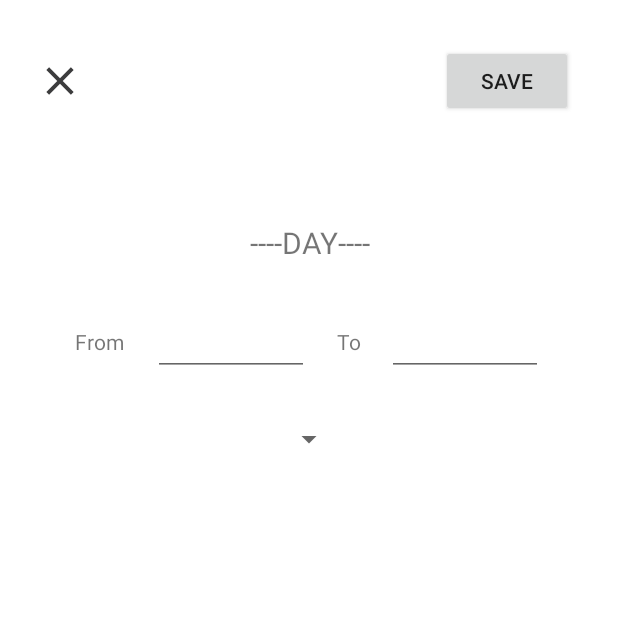
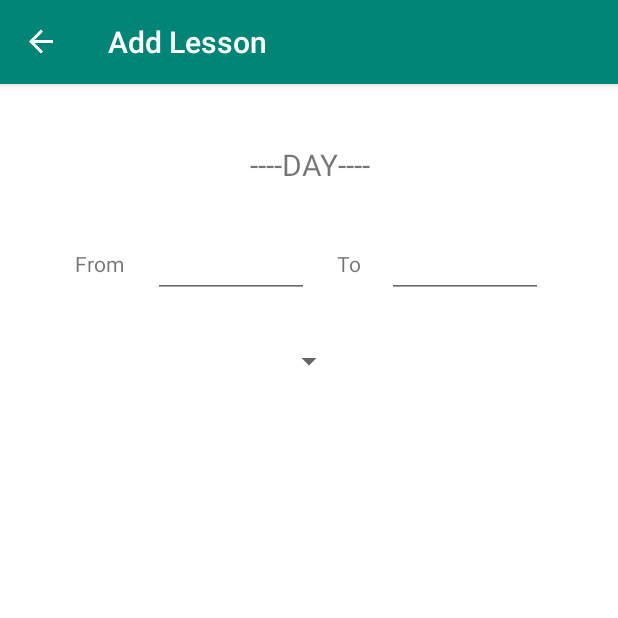
Before and after one commit to davideC00/lesson-calendar-app, an Android app: the OrarioScheduler screen opened directly, with no data from a screen before it, after a tap on an icon or button, on a phone screen of 412 x 824 dp, the top half of it. Run offline under Robolectric (Android 15) with nearby library versions, the phone set to English and light mode, and no system bars; our stand-ins replace navigation-ui.

Commit message:
CHANGE: AddLessonFragment into Navigation

```diff
--- a/src/main/java/it/uniba/di/sms/orariolezioni/ui/OrarioScheduler.java
+++ b/src/main/java/it/uniba/di/sms/orariolezioni/ui/OrarioScheduler.java
@@ -30,20 +30,7 @@ public class OrarioScheduler extends AppCompatActivity {
         setContentView(R.layout.activity_orario_scheduler);
         Toolbar toolbar = findViewById(R.id.toolbar);
         setSupportActionBar(toolbar);
-        FloatingActionButton fab = findViewById(R.id.fab);
-        fab.setOnClickListener(new View.OnClickListener() {
-           @Override
-           public void onClick(View v) {
-               // TODO Make the fragment unclickable
-               FragmentManager fragmentManager = getSupportFragmentManager();
-               fragmentManager
-                       .beginTransaction()
-                       .add(R.id.fragment_add_event_container, new AddLessonFragment())
-                       .addToBackStack(null)
-                       .commit();
 
-           }
-        });
         DrawerLayout drawer = findViewById(R.id.drawer_layout);
         drawer.setDrawerLockMode(DrawerLayout.LOCK_MODE_LOCKED_CLOSED);
         NavigationView navigationView = findViewById(R.id.nav_view);
@@ -67,12 +54,4 @@ public class OrarioScheduler extends AppCompatActivity {
                 || super.onSupportNavigateUp();
     }
 
-    @Override
-    public void onBackPressed() {
-        if(getSupportFragmentManager().getBackStackEntryCount() == 0){
-            this.finish();
-        }else {
-            getSupportFragmentManager().popBackStack();
-        }
-    }
 }
--- a/src/main/java/it/uniba/di/sms/orariolezioni/ui/addEvent/AddLessonFragment.java
+++ b/src/main/java/it/uniba/di/sms/orariolezioni/ui/addEvent/AddLessonFragment.java
@@ -1,10 +1,13 @@
 package it.uniba.di.sms.orariolezioni.ui.addEvent;
 
 
+import android.content.Context;
 import android.os.Bundle;
 import android.support.v4.app.Fragment;
+import android.support.v4.app.FragmentManager;
 import android.support.v4.widget.DrawerLayout;
 import android.util.Log;
+import android.view.KeyEvent;
 import android.view.LayoutInflater;
 import android.view.MotionEvent;
 import android.view.View;
@@ -28,9 +31,10 @@ public class AddLessonFragment extends Fragment {
         root.setFocusable(true);
         root.setClickable(true);
 
+
+
         return root;
 
     }
 
-
 }
--- a/src/main/java/it/uniba/di/sms/orariolezioni/ui/home/HomeFragment.java
+++ b/src/main/java/it/uniba/di/sms/orariolezioni/ui/home/HomeFragment.java
@@ -1,7 +1,11 @@
 package it.uniba.di.sms.orariolezioni.ui.home;
 
+import android.content.Context;
 import android.os.Bundle;
+import android.support.design.widget.FloatingActionButton;
+import android.support.v4.app.FragmentManager;
 import android.support.v4.view.ViewPager;
+import android.view.KeyEvent;
 import android.view.LayoutInflater;
 import android.view.View;
 import android.view.ViewGroup;
@@ -18,7 +22,9 @@ import java.util.Calendar;
 import java.util.Date;
 import java.util.Locale;
 
+import androidx.navigation.Navigation;
 import it.uniba.di.sms.orariolezioni.R;
+import it.uniba.di.sms.orariolezioni.ui.addEvent.AddLessonFragment;
 
 public class HomeFragment extends Fragment {
 
@@ -49,6 +55,7 @@ public class HomeFragment extends Fragment {
             }
         });
 
+
         // Put the correct date for the central page (First page viewed)
         final SimpleDateFormat formatter = new SimpleDateFormat("dd-MM-yyyy", Locale.ITALY);
         final TextView tvDate = root.findViewById(R.id.tvCurrentDate);
@@ -59,6 +66,7 @@ public class HomeFragment extends Fragment {
 
         Calendar c = Calendar.getInstance();
         c.setTime(mCurrentDate);
+        // TODO find why after opening the add lesson the fragment go indexoutofbound
 
         // Add the date for the central's left page of central
         c.add(Calendar.DATE, -1);
@@ -125,7 +133,18 @@ public class HomeFragment extends Fragment {
 
             }
         });
+
+
+        FloatingActionButton fab = root.findViewById(R.id.fab);
+        fab.setOnClickListener(new View.OnClickListener() {
+            @Override
+            public void onClick(View v) {
+                Navigation.findNavController(getActivity(), R.id.nav_host_fragment).navigate(R.id.action_nav_home_to_nav_add_request);
+            }
+        });
+
         return root;
     }
 
+
 }
--- a/src/main/res/layout/activity_orario_scheduler.xml
+++ b/src/main/res/layout/activity_orario_scheduler.xml
@@ -14,10 +14,6 @@
         android:layout_width="match_parent"
         android:layout_height="match_parent" />
 
-    <FrameLayout
-        android:id="@+id/fragment_add_event_container"
-        android:layout_width="match_parent"
-        android:layout_height="match_parent" />
 
     <android.support.design.widget.NavigationView
         android:id="@+id/nav_view"
--- a/src/main/res/layout/app_bar_orario_scheduler.xml
+++ b/src/main/res/layout/app_bar_orario_scheduler.xml
@@ -22,13 +22,5 @@
 
     <include layout="@layout/content_orario_scheduler" />
 
-    <android.support.design.widget.FloatingActionButton
-        android:id="@+id/fab"
-        android:layout_width="wrap_content"
-        android:layout_height="wrap_content"
-        android:layout_gravity="bottom|end"
-        android:layout_margin="@dimen/fab_margin"
-        android:tint="@color/cardview_light_background"
-        app:srcCompat="@android:drawable/ic_input_add"/>
 
 </android.support.design.widget.CoordinatorLayout>
--- a/src/main/res/layout/fragment_add_lesson.xml
+++ b/src/main/res/layout/fragment_add_lesson.xml
@@ -6,39 +6,13 @@
     android:background="#FFFF">
 
 
-    <RelativeLayout
-        android:id="@+id/rl_add_lesson"
-        android:layout_width="match_parent"
-        android:layout_height="wrap_content"
-        app:layout_constraintTop_toTopOf="parent">
-
-        <View
-            android:layout_width="20dp"
-            android:layout_height="20dp"
-            android:layout_gravity="center"
-            android:layout_marginStart="30dp"
-            android:layout_alignParentStart="true"
-            android:layout_centerVertical="true"
-            android:background="@drawable/ic_close" />
-
-        <Button
-            android:layout_width="wrap_content"
-            android:layout_height="wrap_content"
-            android:layout_gravity="center"
-            android:layout_centerVertical="true"
-            android:layout_alignParentEnd="true"
-            android:layout_margin="30dp"
-            android:text="@string/btn_save" />
-
-    </RelativeLayout>
-
     <TextView
         android:id="@+id/tv_date"
         android:layout_width="match_parent"
         android:layout_height="wrap_content"
         android:gravity="center"
         android:layout_marginTop="40dp"
-        app:layout_constraintTop_toBottomOf="@+id/rl_add_lesson"
+        app:layout_constraintTop_toTopOf="parent"
         android:text="----DAY----"
         android:textSize="20sp" />
 
--- a/src/main/res/layout/fragment_home.xml
+++ b/src/main/res/layout/fragment_home.xml
@@ -59,4 +59,15 @@
 
     </android.support.v4.view.ViewPager>
 
+    <android.support.design.widget.FloatingActionButton
+        android:id="@+id/fab"
+        android:layout_width="wrap_content"
+        android:layout_alignParentBottom="true"
+        android:layout_alignParentEnd="true"
+        android:layout_height="wrap_content"
+        android:layout_margin="@dimen/fab_margin"
+        android:tint="@color/cardview_light_background"
+        app:srcCompat="@android:drawable/ic_input_add"/>
+
+
 </RelativeLayout>
--- a/src/main/res/navigation/mobile_navigation.xml
+++ b/src/main/res/navigation/mobile_navigation.xml
@@ -9,7 +9,11 @@
         android:id="@+id/nav_home"
         android:name="it.uniba.di.sms.orariolezioni.ui.home.HomeFragment"
         android:label="@string/menu_home"
-        tools:layout="@layout/fragment_home" />
+        tools:layout="@layout/fragment_home" >
+        <action
+            android:id="@+id/action_nav_home_to_nav_add_request"
+            app:destination="@id/nav_add_request" />
+    </fragment>
 
     <fragment
         android:id="@+id/nav_change_requests"
@@ -17,5 +21,15 @@
         android:label="@string/menu_change_requests"
         tools:layout="@layout/fragment_change_requests" />
 
+    <fragment
+        android:id="@+id/nav_add_request"
+        android:name="it.uniba.di.sms.orariolezioni.ui.addEvent.AddLessonFragment"
+        android:label="Add Lesson"
+        tools:layout="@layout/fragment_add_lesson">
+        <argument
+            android:name="currentDate"
+            app:argType="long" />
+    </fragment>
+
 
 </navigation>
```
